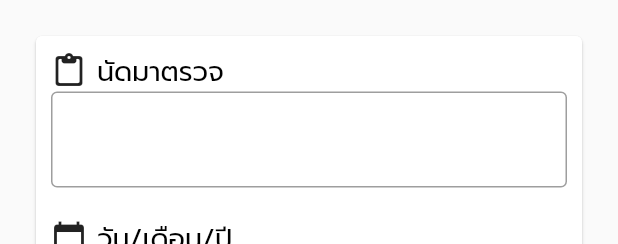
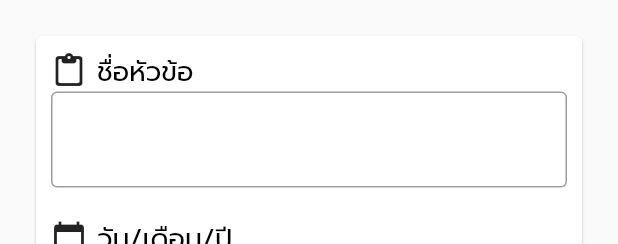
Before and after one commit to LaCare-KMUTT/AbdoCare, a Flutter app: what addappoint() shows on an empty page, opened directly, on a phone screen of 412 x 824 dp. Shown: the top 244 px of the screen. Run offline on Flutter 3.47's test engine with Material 2 defaults, Android fonts, the phone set to English and light mode, and no system bars; our stand-ins replace bubble, rflutter_alert; missing offline and left inert: flutter_dialogflow.

Commit message:
change topic form field appointment

```diff
--- a/lib/pages/Appointment.dart
+++ b/lib/pages/Appointment.dart
@@ -182,7 +182,7 @@ class _addappointState extends State<addappoint> {
                           children: [
                             Icon(Icons.paste_rounded),
                             Text(
-                              ' นัดมาตรวจ',
+                              ' ชื่อหัวข้อ',
                               style: Theme.of(context).textTheme.bodyText1,
                             ),
                           ],
```
